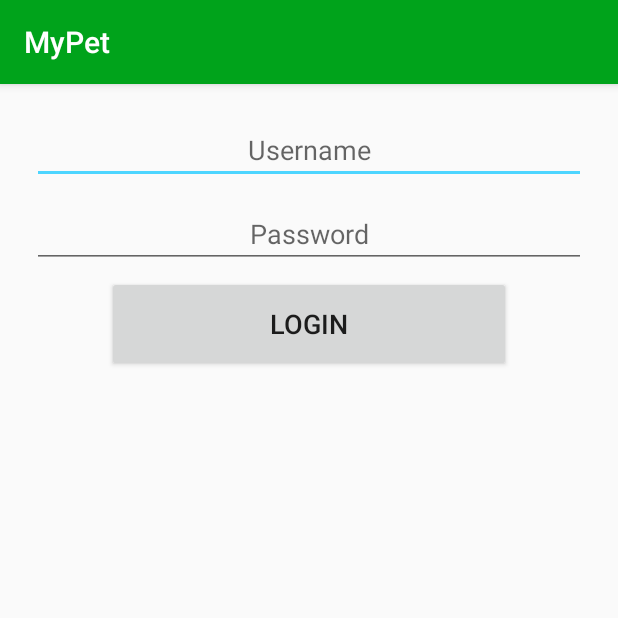
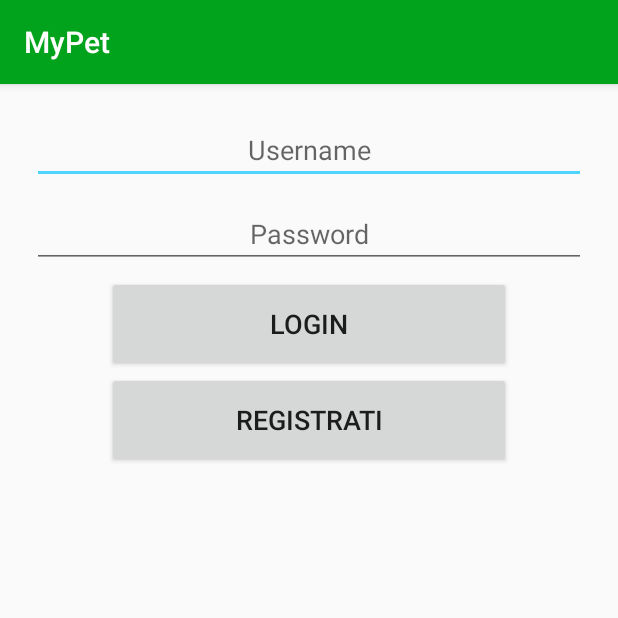
Before and after one commit to DrOliver94/MyPet, an Android app: the screen it shows after launch (LoginActivity), on a phone screen of 412 x 824 dp, the top half of it. Run offline under Robolectric (Android 15) with nearby library versions, the phone set to English and light mode, and no system bars; our stand-ins replace Picasso; pictures from the network do not load.

Commit message:
Added Signup button. Connected to HomeActivity to display UserDataFrag

```diff
--- a/app/src/main/java/com/example/matte/mypet_testlogin/AnimalDataFragment.java
+++ b/app/src/main/java/com/example/matte/mypet_testlogin/AnimalDataFragment.java
@@ -294,8 +294,8 @@ public class AnimalDataFragment extends Fragment {
 
     private void insertAnimal(){
         //Recuperare dati, fare controlli se necessario
-//        ArrayList<String> par = new ArrayList<String>();
-//
+
+        //TODO fare controlli. usare TextView.setError()
         String nameTxt = aNameEditTxt.getText().toString();
         String speciesTxt = aSpeciesEditTxt.getText().toString();
         String genderTxt = aGenderEditTxt.getText().toString();
--- a/app/src/main/java/com/example/matte/mypet_testlogin/UserDataFragment.java
+++ b/app/src/main/java/com/example/matte/mypet_testlogin/UserDataFragment.java
@@ -332,7 +332,7 @@ public class UserDataFragment extends Fragment {
 
     private void updateUser(String serverPicPath) {
         //Recuperare dati
-        //TODO fare controlli se necessario
+        //TODO fare controlli. usare TextView.setError()
         String usernameTxt = uUsernameEditTxt.getText().toString();
         String nameTxt = uNameEditTxt.getText().toString();
         String surnameTxt = uSurnameEditTxt.getText().toString();
--- a/app/src/main/res/layout/activity_login.xml
+++ b/app/src/main/res/layout/activity_login.xml
@@ -59,6 +59,14 @@
                 android:layout_gravity="center"
                 android:textSize="18dp" />
 
+            <Button
+                android:id="@+id/signup_button"
+                android:layout_width="269dp"
+                android:layout_height="64dp"
+                android:text="Registrati"
+                android:layout_gravity="center"
+                android:textSize="18dp" />
+
         </LinearLayout>
 
     </ScrollView>
```
Also changed, not shown: app/src/main/java/com/example/matte/mypet_testlogin/HomeActivity.java (+10 -6 lines), app/src/main/java/com/example/matte/mypet_testlogin/LoginActivity.java (+29 -29 lines), app/src/main/java/com/example/matte/mypet_testlogin/ProfileFragment.java (+2 -5 lines).
